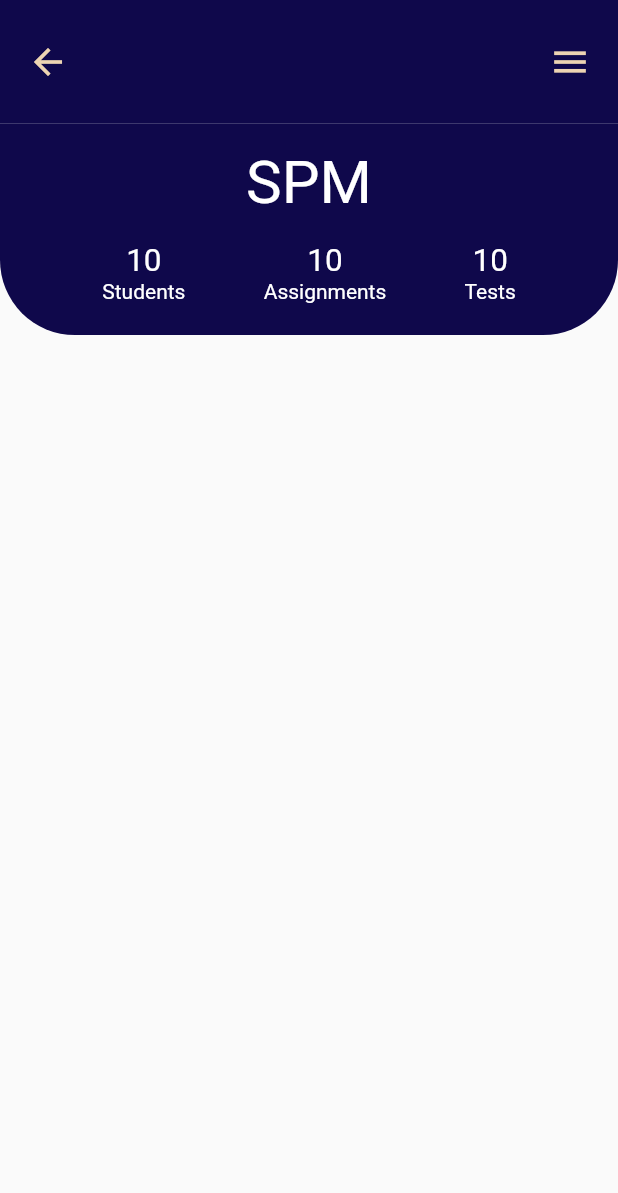
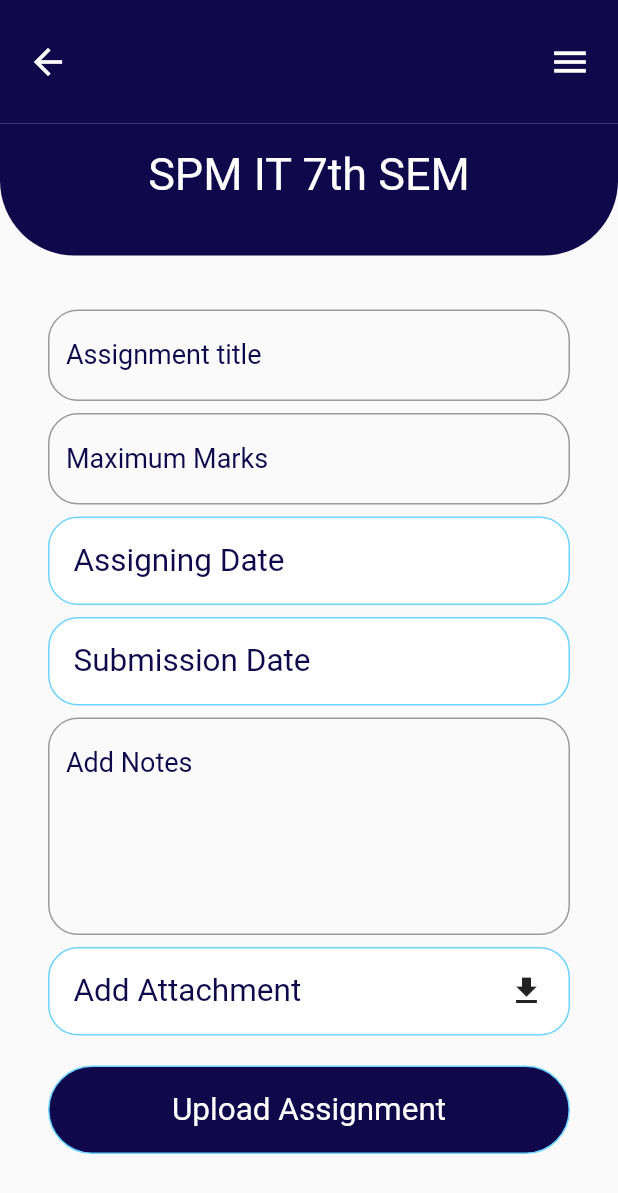
Before and after one commit to Upasana6/learningManagement, a Flutter app: the screen it shows after launch, on a phone screen of 412 x 824 dp. Shown: the top 1193 px of the screen. Run offline on Flutter 3.47's test engine with Material 2 defaults, Android fonts, the phone set to English and light mode, and no system bars; missing offline and left inert: advance_pdf_viewer.

Commit message:
assignment adding screen ready while attachment is not being added

```diff
--- /dev/null
+++ b/lib/View/Quiz/details_of_assignment_to_upload.dart
@@ -0,0 +1,238 @@
+import 'package:flutter/material.dart';
+import 'package:flutter/services.dart';
+import 'package:learning_management/View/Widgets/appbar_with_back_and_menu.dart';
+import 'package:learning_management/View/Widgets/extended_appbar.dart';
+import 'package:learning_management/View/Widgets/text.dart';
+import 'package:learning_management/constants.dart';
+
+class DetailsOfAssignmentToUpload extends StatefulWidget {
+  @override
+  _DetailsOfAssignmentToUploadState createState() =>
+      _DetailsOfAssignmentToUploadState();
+}
+
+class _DetailsOfAssignmentToUploadState
+    extends State<DetailsOfAssignmentToUpload> {
+  final DateTime dateTime = DateTime.now();
+  List<DateTime?> assignmentStartEndDate = [null, null];
+
+  @override
+  Widget build(BuildContext context) {
+    Size size = MediaQuery.of(context).size;
+    return Scaffold(
+      body: SafeArea(
+        child: SingleChildScrollView(
+          child: Column(
+            children: [
+              AppbarWithBackAndMenu(
+                size: size,
+                buttonColor: AppColors.white,
+                backgroundColor: AppColors.midnightBlue,
+              ),
+              ExtendedAppbar(
+                size: size,
+                title: 'SPM IT 7th SEM',
+              ),
+              Padding(
+                padding: const EdgeInsets.all(32.0),
+                child: Column(
+                  children: [
+                    CustomTextField(labelText: 'Assignment title'),
+                    CustomTextField(
+                      labelText: 'Maximum Marks',
+                      keyboardType: TextInputType.numberWithOptions(),
+                    ),
+                    dateSelection(size, context, 0, "Assigning Date"),
+                    dateSelection(size, context, 1, 'Submission Date'),
+                    CustomTextField(
+                      labelText: 'Add Notes',
+                      minLines: 5,
+                      maxLines: null,
+                    ),
+                    RoundedRectangleButton(
+                      size: size,
+                      child: Row(
+                        mainAxisAlignment: MainAxisAlignment.spaceBetween,
+                        children: [
+                          MediumText(
+                            text: 'Add Attachment',
+                          ),
+                          Icon(Icons.download),
+                        ],
+                      ),
+                      onTap: () {
+                        // TODO take file input
+                      },
+                    ),
+                    Padding(
+                      padding: const EdgeInsets.symmetric(vertical: 12.0),
+                      child: RoundedRectangleButton(
+                        size: size,
+                        // text: 'Upload Assignment',
+                        child: Center(
+                          child: MediumText(
+                            text: 'Upload Assignment',
+                            color: AppColors.white,
+                          ),
+                        ),
+                        fillColor: AppColors.midnightBlue,
+                        radius: 30,
+                      ),
+                    ),
+                  ],
+                ),
+              ),
+            ],
+          ),
+        ),
+      ),
+    );
+  }
+
+  void _selectDate(context, int date) async {
+    final DateTime? pickedDate = await showDatePicker(
+      context: context,
+      initialDate: this.dateTime,
+      firstDate: this.dateTime,
+      lastDate: DateTime(this.dateTime.year + 1),
+    );
+    if (pickedDate != null && pickedDate != this.assignmentStartEndDate[date])
+      setState(() {
+        this.assignmentStartEndDate[date] = pickedDate;
+        print(pickedDate);
+      });
+  }
+
+  Stack dateSelection(Size size, BuildContext context, int date, String text) {
+    return Stack(
+      children: [
+        RoundedRectangleButton(
+          size: size,
+          // assignmentDate: assignmentStartEndDate[date],
+          onTap: () {
+            _selectDate(context, date);
+          },
+          child: MediumText(
+            text: this.assignmentStartEndDate[date] == null
+                ? text
+                : this.assignmentStartEndDate[date]!.day.toString() +
+                    '-' +
+                    this.assignmentStartEndDate[date]!.month.toString() +
+                    '-' +
+                    this.assignmentStartEndDate[date]!.year.toString(),
+          ),
+          // text: text,
+        ),
+        this.assignmentStartEndDate[date] != null
+            ? Positioned(
+                top: -2,
+                left: 16,
+                child: Container(
+                  color: AppColors.white,
+                  // padding: EdgeInsets.symmetric(horizontal: ),
+                  child: Text(text),
+                ),
+              )
+            : Container(),
+      ],
+    );
+  }
+}
+
+class RoundedRectangleButton extends StatelessWidget {
+  const RoundedRectangleButton({
+    Key? key,
+    required this.size,
+    this.onTap,
+    this.child,
+    this.fillColor,
+    this.borderColor,
+    this.radius,
+  }) : super(key: key);
+
+  final Size size;
+  final onTap;
+  final Widget? child;
+  final Color? fillColor;
+  final Color? borderColor;
+  final double? radius;
+
+  @override
+  Widget build(BuildContext context) {
+    return Padding(
+      padding: const EdgeInsets.symmetric(vertical: 4.0),
+      child: Container(
+        width: size.width,
+        decoration: BoxDecoration(
+          color: this.fillColor ?? AppColors.white,
+          border: Border.all(color: this.borderColor ?? AppColors.babyBlue),
+          borderRadius: BorderRadius.all(
+            Radius.circular(this.radius ?? 20),
+          ),
+        ),
+        child: InkWell(
+          onTap: this.onTap,
+          child: Padding(
+            padding: const EdgeInsets.all(16.0),
+            child: this.child,
+          ),
+        ),
+      ),
+    );
+  }
+}
+
+class CustomTextField extends StatelessWidget {
+  const CustomTextField({
+    this.labelText = '',
+    this.keyboardType,
+    this.borderColor,
+    this.textColor,
+    this.maxLines,
+    this.enabled = true,
+    this.minLines,
+  });
+  final String labelText;
+  final TextInputType? keyboardType;
+  final Color? textColor;
+  final Color? borderColor;
+  final int? maxLines;
+  final bool enabled;
+  final int? minLines;
+
+  @override
+  Widget build(BuildContext context) {
+    return Padding(
+      padding: const EdgeInsets.symmetric(vertical: 4.0),
+      child: TextField(
+        minLines: this.minLines ?? 1,
+        enabled: this.enabled,
+        keyboardType: this.keyboardType ?? TextInputType.text,
+        cursorColor: AppColors.babyBlue,
+        maxLines: maxLines,
+        decoration: InputDecoration(
+          alignLabelWithHint: true,
+          labelText: this.labelText,
+          border: OutlineInputBorder(
+            borderRadius: BorderRadius.all(
+              Radius.circular(20),
+            ),
+            borderSide: BorderSide(
+              // color: AppColors.midnightBlue,
+              color: this.borderColor ?? Colors.black,
+              width: 1,
+            ),
+          ),
+          labelStyle: TextStyle(
+            color: this.textColor ?? AppColors.midnightBlue,
+            fontSize: 18,
+          ),
+        ),
+        style: TextStyle(
+          color: this.textColor ?? AppColors.midnightBlue,
+          fontSize: 18,
+        ),
+      ),
+    );
+  }
+}
--- a/lib/View/Widgets/text.dart
+++ b/lib/View/Widgets/text.dart
@@ -1,5 +1,26 @@
 import 'package:flutter/material.dart';
 import 'package:learning_management/constants.dart';
+
+class VeryBigText extends StatelessWidget {
+  VeryBigText({
+    this.text = '',
+    this.color,
+  });
+  final String text;
+  final Color? color;
+
+  @override
+  Widget build(BuildContext context) {
+    return Text(
+      this.text,
+      style: TextStyle(
+        color: this.color ?? AppColors.midnightBlue,
+        fontSize: 40,
+        // fontWeight: FontWeight.bold,
+      ),
+    );
+  }
+}
 
 class BigText extends StatelessWidget {
   BigText({
@@ -15,7 +36,7 @@ class BigText extends StatelessWidget {
       this.text,
       style: TextStyle(
         color: this.color ?? AppColors.midnightBlue,
-        fontSize: 40,
+        fontSize: 30,
         // fontWeight: FontWeight.bold,
       ),
     );
--- a/lib/View/classes.dart
+++ b/lib/View/classes.dart
@@ -20,7 +20,7 @@ class Classes extends StatelessWidget {
               children: [
                 Padding(
                   padding: const EdgeInsets.only(left: 20.0),
-                  child: BigText(text: 'Classes'),
+                  child: VeryBigText(text: 'Classes'),
                 ),
                 SizedBox(
                   width: 20,
--- a/lib/constants.dart
+++ b/lib/constants.dart
@@ -5,4 +5,5 @@ class AppColors {
   static final redish = Color(0xff9e1946);
   static final wheatish = Color(0xffedd4b2);
   static final white = Colors.white;
+  static final babyBlue = Color(0xff6CD4FF);
 }
--- a/lib/main.dart
+++ b/lib/main.dart
@@ -1,6 +1,7 @@
 import 'package:flutter/material.dart';
 import 'package:learning_management/View/Notes/notes_upload.dart';
 import 'package:learning_management/View/Notes/pdf_viewer.dart';
+import 'package:learning_management/View/Quiz/details_of_assignment_to_upload.dart';
 import 'package:learning_management/View/class_detail_for_teacher.dart';
 import 'package:learning_management/View/classes.dart';
 
@@ -19,7 +20,8 @@ class MyApp extends StatelessWidget {
 
       /// Splash Page will be called here
       // home: PdfViewer(),
-      home: ClassDetailForTeacher(),
+      // home: ClassDetailForTeacher(),
+      home: DetailsOfAssignmentToUpload(),
     );
   }
 }
```
Also changed, not shown: 4 other files.
